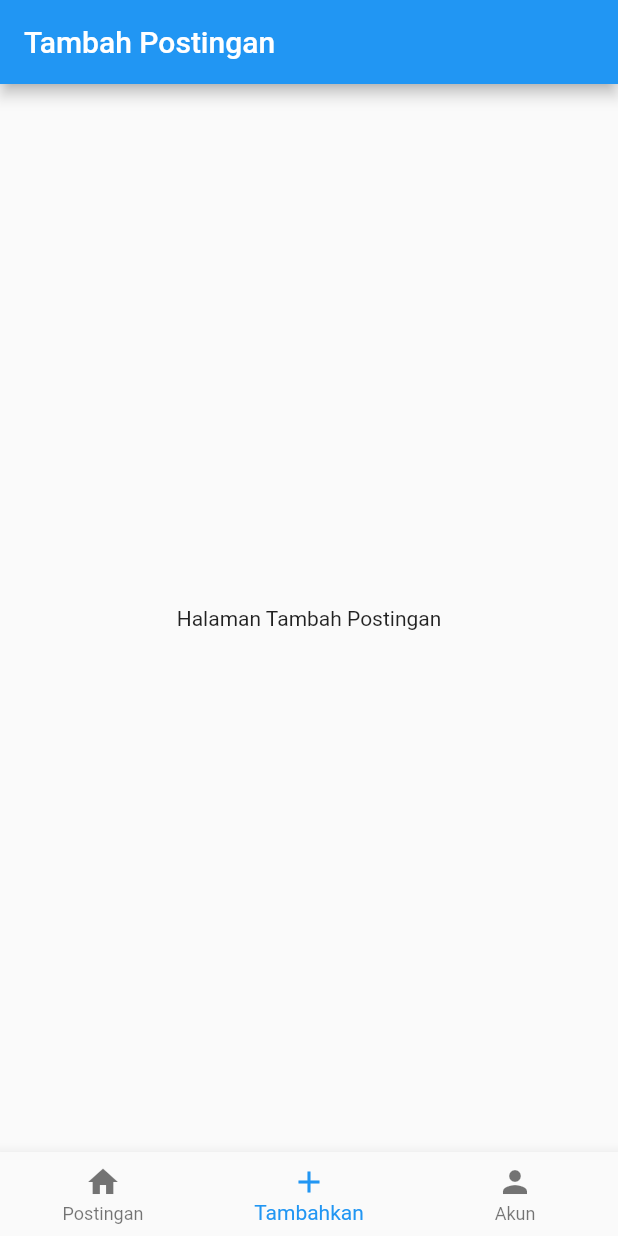
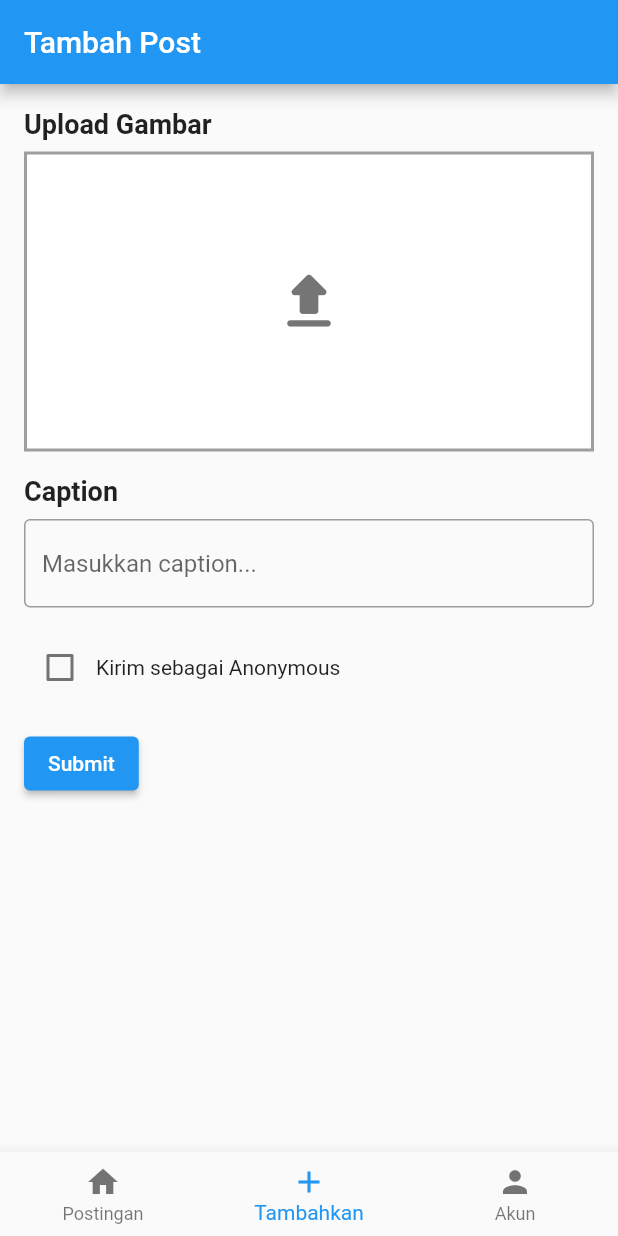
Before and after one commit to alfimonth/civilhub, a Flutter app: the screen it shows after launch, item 2 of the bottom bar chosen, on a phone screen of 412 x 824 dp. Run offline on Flutter 3.47's test engine with Material 2 defaults, Android fonts, the phone set to English and light mode, and no system bars.

Commit message:
membuat halaman post

```diff
--- a/lib/screens/add_post_screen.dart
+++ b/lib/screens/add_post_screen.dart
@@ -1,15 +1,114 @@
 import 'package:flutter/material.dart';
 
-class AddPostScreen extends StatelessWidget {
+class AddPostScreen extends StatefulWidget {
+  @override
+  _AddPostScreenState createState() => _AddPostScreenState();
+}
+
+class _AddPostScreenState extends State<AddPostScreen> {
+  String? _imageUrl;
+  bool _sendToAnonymous = false;
+  TextEditingController _captionController = TextEditingController();
+
+  void _uploadImage() {
+    // Tambahkan logika untuk mengunggah gambar
+    // Setelah gambar diunggah, perbarui _imageUrl dengan URL gambar yang diunggah
+    setState(() {
+      _imageUrl = 'https://example.com/uploaded_image.jpg';
+    });
+  }
+
   @override
   Widget build(BuildContext context) {
     return Scaffold(
-      appBar: AppBar(
-        title: Text('Tambah Postingan'),
-      ),
-      body: Center(
-        child: Text('Halaman Tambah Postingan'),
-      ),
-    );
+        appBar: AppBar(
+          title: Text('Tambah Post'),
+        ),
+        body: SingleChildScrollView(
+          child: Padding(
+            padding: const EdgeInsets.all(16.0),
+            child: Column(
+              crossAxisAlignment: CrossAxisAlignment.start,
+              children: [
+                Text(
+                  'Upload Gambar',
+                  style: TextStyle(fontSize: 18, fontWeight: FontWeight.bold),
+                ),
+                SizedBox(height: 8),
+                Stack(
+                  alignment: Alignment.center,
+                  children: [
+                    Container(
+                      width: double.infinity,
+                      height: 200,
+                      decoration: BoxDecoration(
+                        color: _imageUrl != null ? null : Colors.white,
+                        image: _imageUrl != null
+                            ? DecorationImage(
+                                image: NetworkImage(_imageUrl!),
+                                fit: BoxFit.cover,
+                              )
+                            : null,
+                        border: _imageUrl != null
+                            ? null
+                            : Border.all(
+                                color: Colors.grey,
+                                width: 2.0,
+                              ),
+                      ),
+                    ),
+                    GestureDetector(
+                      onTap: _uploadImage,
+                      child: Icon(
+                        Icons.upload_rounded,
+                        size: 50,
+                        color: Colors.grey[600],
+                      ),
+                    ),
+                  ],
+                ),
+                SizedBox(height: 16),
+                Text(
+                  'Caption',
+                  style: TextStyle(fontSize: 18, fontWeight: FontWeight.bold),
+                ),
+                SizedBox(height: 8),
+                TextField(
+                  controller: _captionController,
+                  decoration: InputDecoration(
+                    border: OutlineInputBorder(),
+                    hintText: 'Masukkan caption...',
+                  ),
+                ),
+                SizedBox(height: 16),
+                Row(
+                  children: [
+                    Checkbox(
+                      value: _sendToAnonymous,
+                      onChanged: (value) {
+                        setState(() {
+                          _sendToAnonymous = value ?? false;
+                        });
+                      },
+                    ),
+                    Text('Kirim sebagai Anonymous'),
+                  ],
+                ),
+                SizedBox(height: 16),
+                ElevatedButton(
+                  onPressed: () {
+                    // Tambahkan logika untuk mengirim postingan
+                    String caption = _captionController.text;
+                    bool sendToAnonymous = _sendToAnonymous;
+
+                    // Lakukan sesuatu dengan data yang dikirim, misalnya menyimpan ke database
+                  },
+                  child: Text('Submit'),
+                ),
+                SizedBox(height: 16),
+              ],
+            ),
+          ),
+        ));
   }
 }
```
